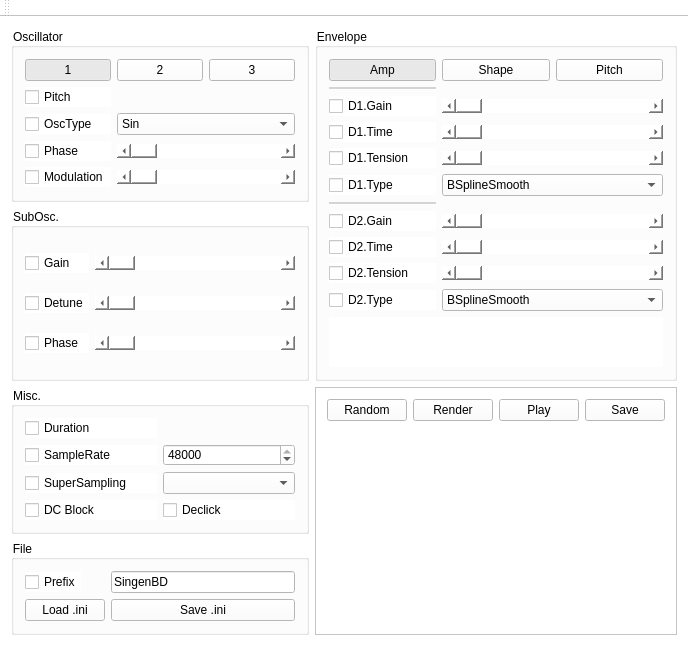
First picture: the form in mainwindow.ui, repository ryukau/singenbd, before the edit.
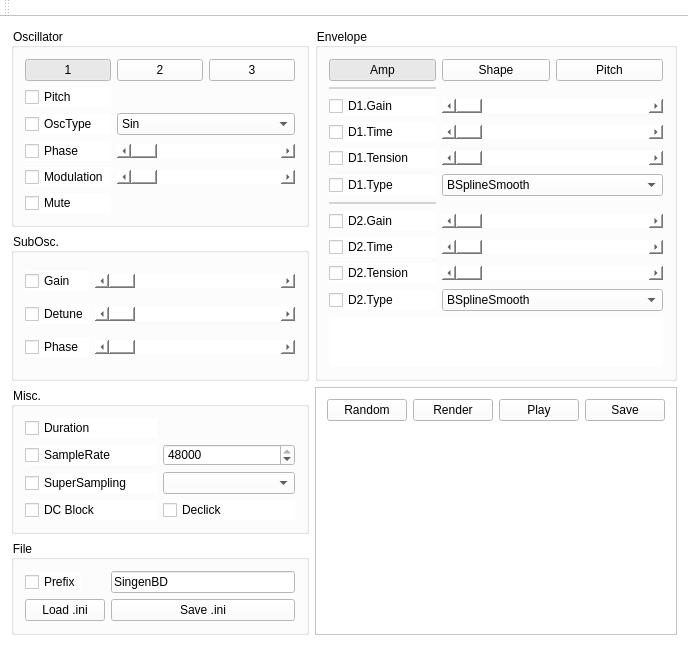
Second picture: the form after the edit. Custom widgets are drawn as their Qt base class.

Commit message: ウィンドウタイトルを設定

Diff of the .ui file:
```diff
--- a/mainwindow.ui
+++ b/mainwindow.ui
@@ -878,6 +878,13 @@
          </property>
         </widget>
        </item>
+       <item row="5" column="0">
+        <widget class="QCheckBox" name="checkBox">
+         <property name="text">
+          <string>Mute</string>
+         </property>
+        </widget>
+       </item>
       </layout>
      </widget>
     </item>
```
Left out of the diff: 30 changed lines with no effect on the pictures.
